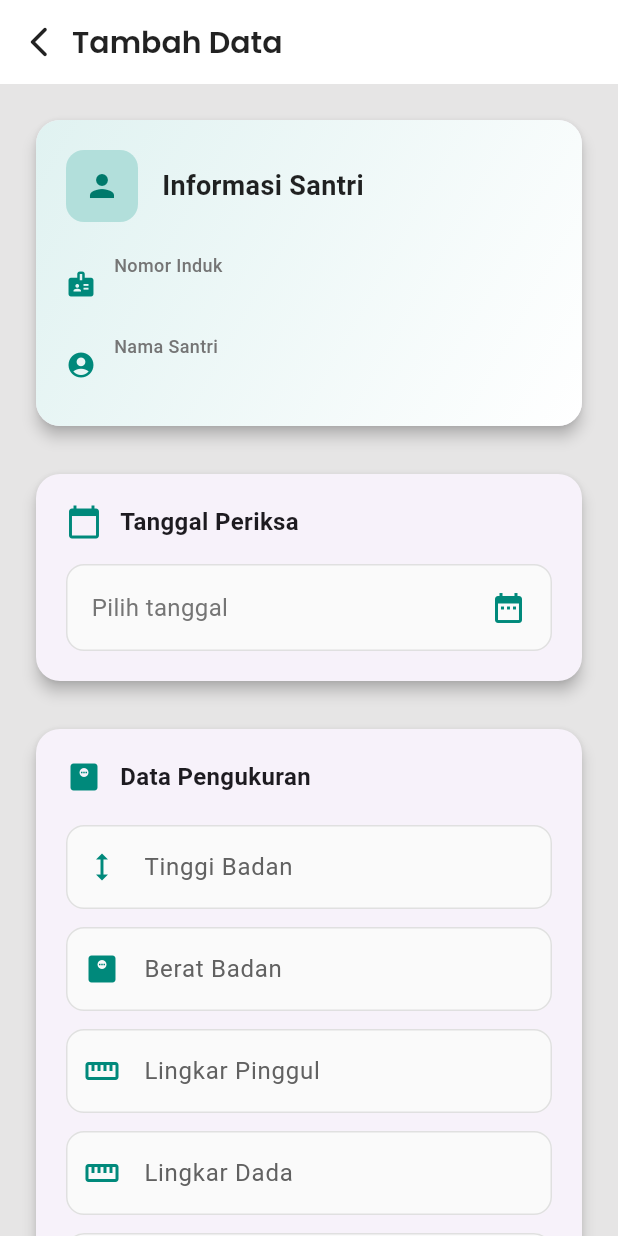
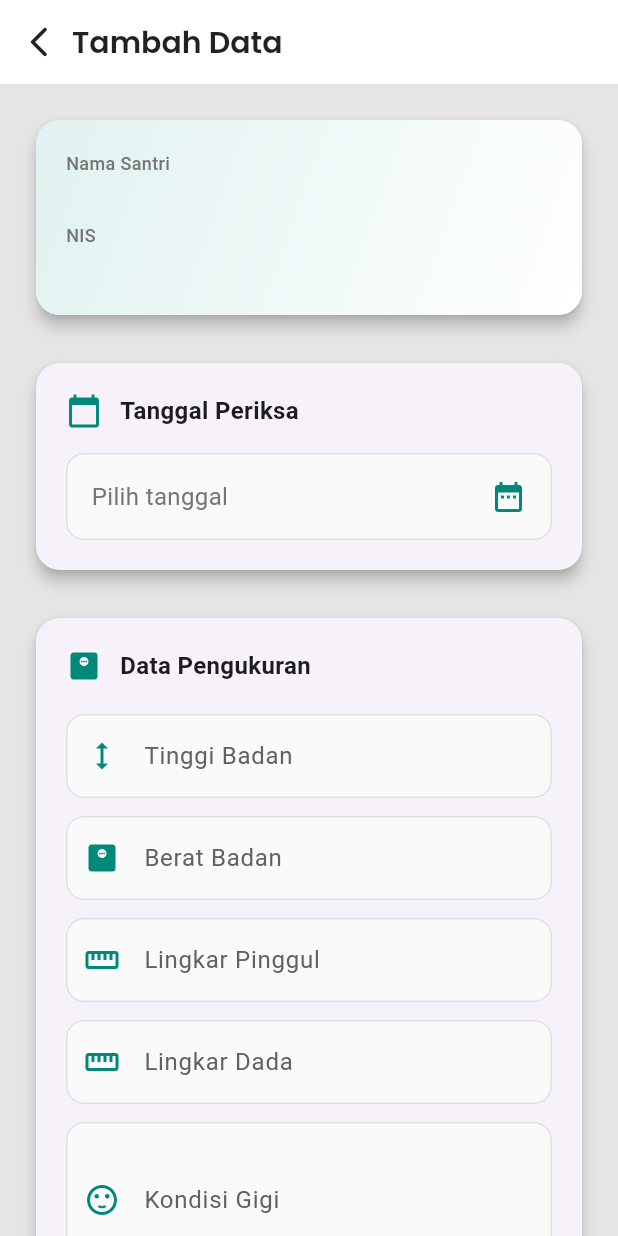
Before and after one commit to muhammadalifalhusain/frontend_murroby, a Flutter app: the PemeriksaanFormScreen screen opened directly with empty values, on a phone screen of 412 x 824 dp. Run offline on Flutter 3.47's test engine with Material 3 defaults, Android fonts, the phone set to English and light mode, and no system bars; our stand-ins replace google_fonts, shared_preferences; accounts and stored records are empty; statements that could not run were skipped.

Commit message:
upd minor style n model data

```diff
--- a/lib/screens/dashboard/dashboard_screen.dart
+++ b/lib/screens/dashboard/dashboard_screen.dart
@@ -509,8 +509,6 @@ class _DashboardScreenState extends State<DashboardScreen> {
                     ),
 
                     const SizedBox(width: 12),
-
-                    // Info utama (nama dan NIS)
                     Expanded(
                       child: Column(
                         crossAxisAlignment: CrossAxisAlignment.start,
--- a/lib/screens/dashboard/form_pemeriksaan.dart
+++ b/lib/screens/dashboard/form_pemeriksaan.dart
@@ -220,46 +220,18 @@ class _PemeriksaanFormScreenState extends State<PemeriksaanFormScreen>
         child: Column(
           crossAxisAlignment: CrossAxisAlignment.start,
           children: [
-            Row(
-              children: [
-                Container(
-                  padding: const EdgeInsets.all(12),
-                  decoration: BoxDecoration(
-                    color: Colors.teal.shade100,
-                    borderRadius: BorderRadius.circular(12),
-                  ),
-                  child: Icon(
-                    Icons.person,
-                    color: Colors.teal.shade700,
-                    size: 24,
-                  ),
-                ),
-                const SizedBox(width: 16),
-                const Text(
-                  'Informasi Santri',
-                  style: TextStyle(
-                    fontSize: 18,
-                    fontWeight: FontWeight.bold,
-                    color: Colors.black87,
-                  ),
-                ),
-              ],
-            ),
-            const SizedBox(height: 20),
-            _buildInfoItem('Nomor Induk', widget.noInduk, Icons.badge),
-            const SizedBox(height: 12),
-            _buildInfoItem('Nama Santri', widget.namaSantri, Icons.account_circle),
+            _buildInfoItem('Nama Santri', widget.namaSantri),
+            const SizedBox(height: 6),
+            _buildInfoItem('NIS', widget.noInduk),
           ],
         ),
       ),
     );
   }
 
-  Widget _buildInfoItem(String label, String value, IconData icon) {
+  Widget _buildInfoItem(String label, String value) {
     return Row(
       children: [
-        Icon(icon, size: 20, color: Colors.teal.shade600),
-        const SizedBox(width: 12),
         Column(
           crossAxisAlignment: CrossAxisAlignment.start,
           children: [
--- a/lib/widgets/menu_widget.dart
+++ b/lib/widgets/menu_widget.dart
@@ -104,8 +104,8 @@ class MenuIkonWidget extends StatelessWidget {
                         ),
                         _buildEnhancedMenuIkon(
                           Icons.book_rounded,
-                          'Materi',
-                          'Bahan belajar',
+                          'Pelanggaran',
+                          'Buat Data Pelanggaran',
                           const Color(0xFF00BCD4),
                           () => _navigateToMateri(context),
                         ),
```
Also changed, not shown: lib/models/pelanggaran_model.dart (added, +52 -0 lines).
